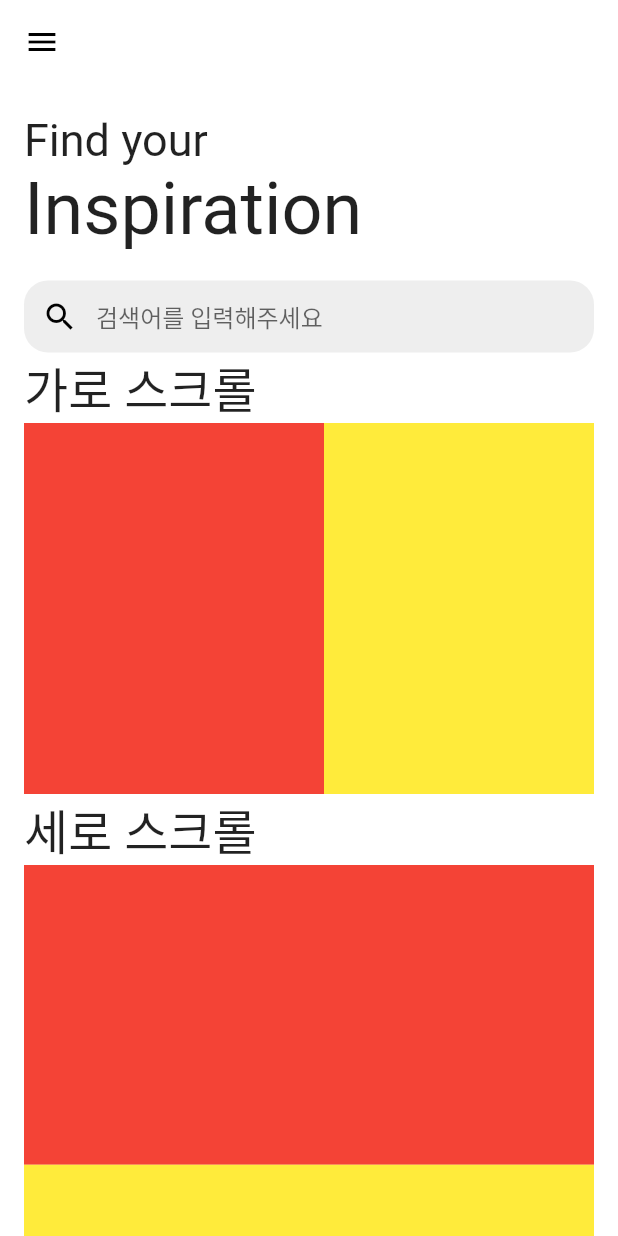
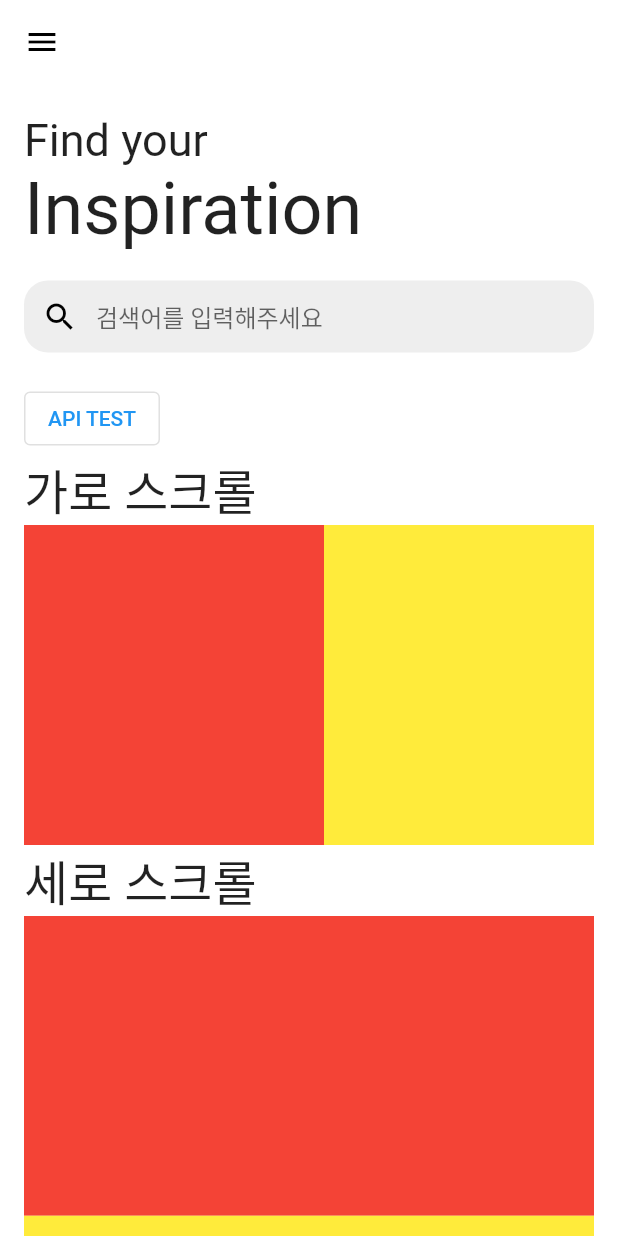
Before and after one commit to Soft-Up/2023_1_study, a Flutter app: the screen it shows after launch, on a phone screen of 412 x 824 dp. Run offline on Flutter 3.47's test engine with Material 2 defaults, Android fonts, the phone set to English and light mode, and no system bars.

Commit message:
<FEAT> Button for API call

```diff
--- a/lib/domains/doit/presentation/home_pages/home_page.dart
+++ b/lib/domains/doit/presentation/home_pages/home_page.dart
@@ -1,3 +1,5 @@
+import 'package:doit_fluttter_study/datas/doit/clients/implements/implemenets.dart';
+import 'package:doit_fluttter_study/datas/doit/clients/interfaces/interfaces.dart';
 import 'package:doit_fluttter_study/domains/doit/presentation/home_pages/home_pages_widgets/list_view_with_title.dart';
 import 'package:flutter/material.dart';
 
@@ -18,24 +20,22 @@ class _MyHomePageState extends State<MyHomePage> {
         appBar: AppBar(
           backgroundColor: Colors.white,
           elevation: 0,
-          leading: Icon(Icons.menu, color: Colors.black),
+          leading: const Icon(Icons.menu, color: Colors.black),
         ),
         body: Padding(
-          padding: EdgeInsets.symmetric(horizontal: 16),
+          padding: const EdgeInsets.symmetric(horizontal: 16),
           child: Column(
             crossAxisAlignment: CrossAxisAlignment.start,
             children: [
-              SizedBox(height: 20),
-              Text("Find your", style: TextStyle(fontSize: 30)),
-              Text("Inspiration", style: TextStyle(fontSize: 48)),
-              SizedBox(
-                height: 20,
-              ),
+              const SizedBox(height: 20),
+              const Text("Find your", style: TextStyle(fontSize: 30)),
+              const Text("Inspiration", style: TextStyle(fontSize: 48)),
               Container(
+                margin: const EdgeInsets.symmetric(vertical: 20),
                 decoration: BoxDecoration(
                     color: Colors.grey.shade200,
                     borderRadius: BorderRadius.circular(16)),
-                child: TextField(
+                child: const TextField(
                   decoration: InputDecoration(
                       border: InputBorder.none,
                       prefixIcon: Icon(
@@ -45,6 +45,10 @@ class _MyHomePageState extends State<MyHomePage> {
                       hintText: "검색어를 입력해주세요"),
                 ),
               ),
+              OutlinedButton(onPressed: () {
+                CelebrityClient celebrityClient = CelebrityClientImpl();
+                celebrityClient.getCelebrity();
+              }, child: Text("API TEST")),
               const HomePageListViewWithTheTitle(
                 title: "가로 스크롤",
                 scrollDirection: Axis.horizontal,
```
Also changed, not shown: 136 other files.
